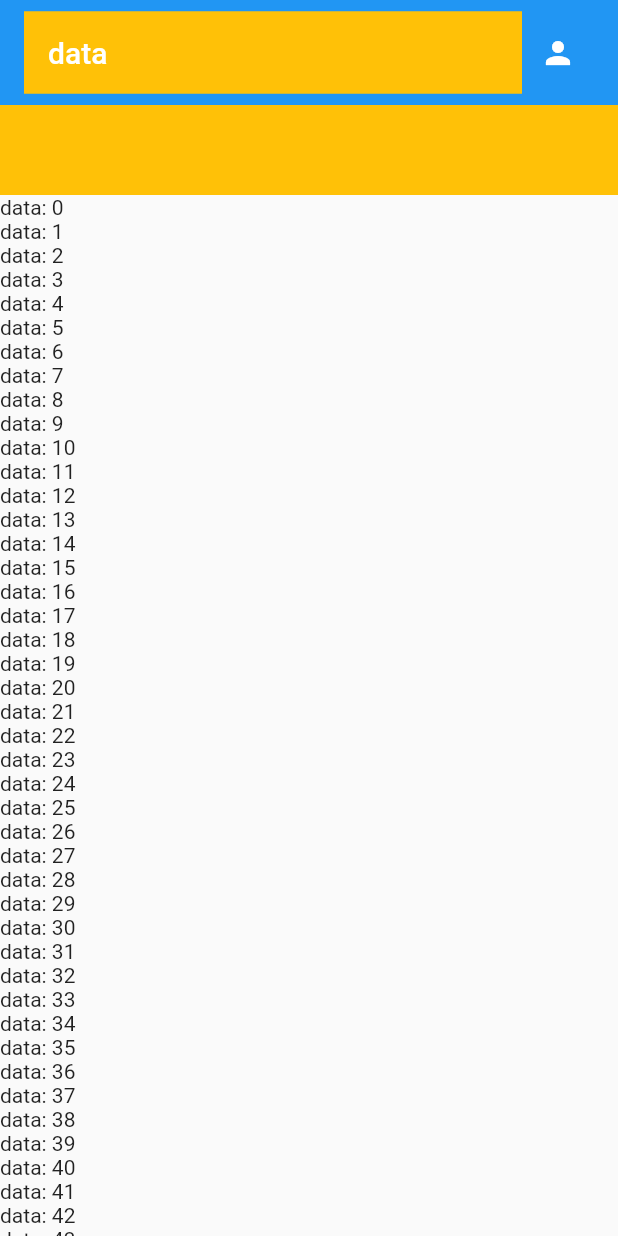
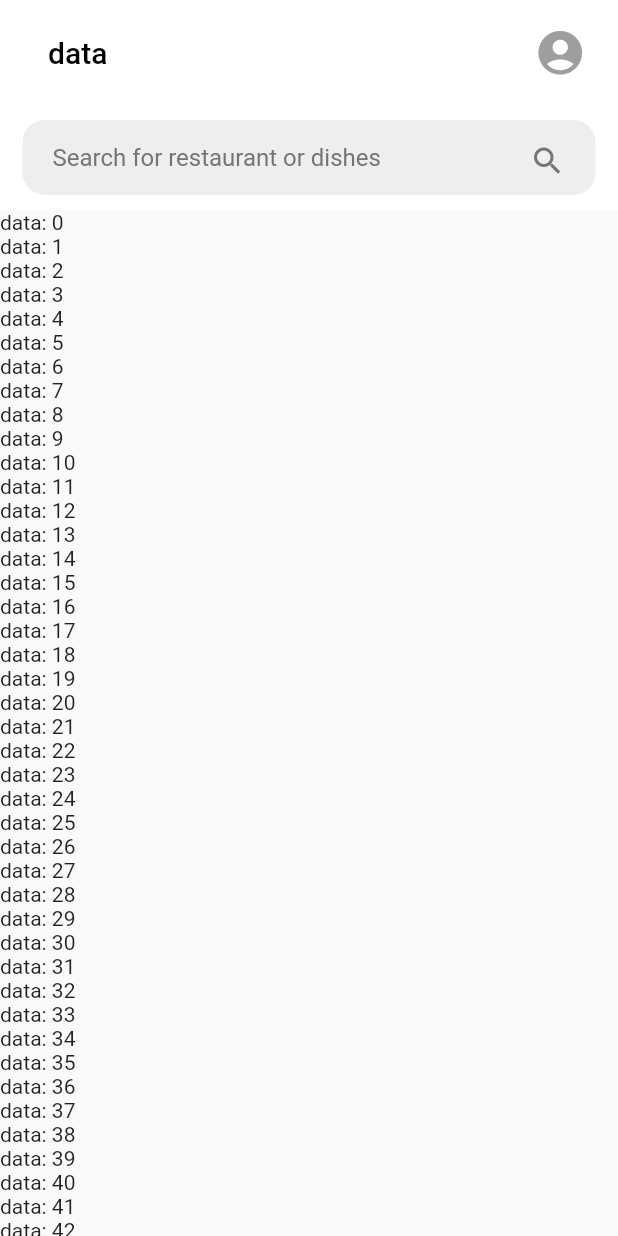
Before and after one commit to NischithB/GrabMeals, a Flutter app: the screen it shows after launch, on a phone screen of 412 x 824 dp. Run offline on Flutter 3.47's test engine with Material 2 defaults, Android fonts, the phone set to English and light mode, and no system bars.

Commit message:
Add SearchBox to Sliver Header

```diff
--- a/lib/ui/components/home_app_bar.dart
+++ b/lib/ui/components/home_app_bar.dart
@@ -8,13 +8,12 @@ class HomeAppBar extends StatelessWidget {
     return Row(
       children: [
         Expanded(
-                  child: Container(
-                    padding: EdgeInsets.all(16),
-                    color: Colors.amber,
-                    child: Text('data'),
-                  ),
-                ),
-        IconButton(onPressed: (){}, icon: Icon(Icons.person))
+          child: Container(
+            padding: const EdgeInsets.all(16),
+            color: Colors.white,
+            child: const Text('data'),
+          ),
+        ),
       ],
     );
   }
--- /dev/null
+++ b/lib/ui/components/home_search_box.dart
@@ -0,0 +1,39 @@
+import 'package:flutter/material.dart';
+
+class HomeSearchBox extends StatelessWidget {
+  const HomeSearchBox({Key? key}) : super(key: key);
+
+  @override
+  Widget build(BuildContext context) {
+    return Container(
+      height: 80,
+      padding: const EdgeInsets.symmetric(vertical: 10, horizontal: 15),
+      color: Colors.white,
+      child: GestureDetector(
+        onTap: () {},
+        child: Container(
+          padding: const EdgeInsets.symmetric(vertical: 15, horizontal: 20),
+          decoration: BoxDecoration(
+              color: Colors.grey[200],
+              borderRadius: const BorderRadius.all(Radius.circular(15))),
+          child: Row(
+            mainAxisAlignment: MainAxisAlignment.spaceBetween,
+            children: [
+              Text(
+                'Search for restaurant or dishes',
+                style: TextStyle(
+                  color: Colors.grey[600],
+                  fontSize: 16,
+                ),
+              ),
+              Icon(
+                Icons.search,
+                color: Colors.grey[600],
+              )
+            ],
+          ),
+        ),
+      ),
+    );
+  }
+}
--- a/lib/ui/home_screen.dart
+++ b/lib/ui/home_screen.dart
@@ -1,5 +1,6 @@
 import 'package:flutter/material.dart';
 import 'package:grab_meals/ui/components/home_app_bar.dart';
+import 'package:grab_meals/ui/components/home_search_box.dart';
 import 'package:grab_meals/ui/helper/sliver_header_delegate.dart';
 
 class HomeScreen extends StatefulWidget {
@@ -18,21 +19,35 @@ class _HomeScreenState extends State<HomeScreen> {
       body: SafeArea(
         child: CustomScrollView(
           slivers: [
-            const SliverAppBar(
+            SliverAppBar(
+                backgroundColor: Colors.white,
+                foregroundColor: Colors.black,
                 floating: true,
                 automaticallyImplyLeading: false,
                 elevation: 0,
                 toolbarHeight: 70,
-                title: HomeAppBar()),
+                actions: [
+                  Padding(
+                    padding: const EdgeInsets.only(right: 16),
+                    child: IconButton(
+                        onPressed: () {},
+                        icon: Icon(
+                          Icons.account_circle_rounded,
+                          color: Colors.grey[500],
+                          size: 35,
+                        )),
+                  )
+                ],
+                title: const HomeAppBar()),
             SliverPersistentHeader(
                 pinned: true,
                 delegate: SliverHeaderDelegate(
-                    minHeight: 60,
-                    maxHeight: 60,
-                    child: Container(color: Colors.amber))),
+                    minHeight: 70,
+                    maxHeight: 70,
+                    child: const HomeSearchBox())),
             SliverList(
               delegate: SliverChildBuilderDelegate((context, index) {
-                return Text('data: ${index}');
+                return Text('data: $index');
               }, childCount: 100),
             ),
           ],
```
